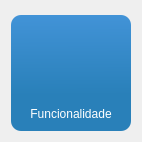
Above: Telas/UI/buttonFuncionalidade.ui from newprev/PrevCliente before the change. Below: the same form after it.
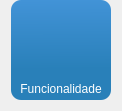
That is the form after the change. Icons and pictures are not drawn.

What changed in the file:
```diff
--- a/Telas/UI/buttonFuncionalidade.ui
+++ b/Telas/UI/buttonFuncionalidade.ui
@@ -6,26 +6,35 @@
    <rect>
     <x>0</x>
     <y>0</y>
-    <width>138</width>
-    <height>138</height>
+    <width>118</width>
+    <height>109</height>
    </rect>
   </property>
   <property name="windowTitle">
    <string>Form</string>
   </property>
   <layout class="QHBoxLayout" name="horizontalLayout">
-   <item alignment="Qt::AlignLeft|Qt::AlignBottom">
+   <property name="topMargin">
+    <number>0</number>
+   </property>
+   <item alignment="Qt::AlignLeft|Qt::AlignTop">
     <widget class="QPushButton" name="pbFuncionalidade">
+     <property name="sizePolicy">
+      <sizepolicy hsizetype="Minimum" vsizetype="Expanding">
+       <horstretch>0</horstretch>
+       <verstretch>0</verstretch>
+      </sizepolicy>
+     </property>
      <property name="minimumSize">
       <size>
-       <width>120</width>
-       <height>120</height>
+       <width>100</width>
+       <height>100</height>
       </size>
      </property>
      <property name="maximumSize">
       <size>
-       <width>120</width>
-       <height>120</height>
+       <width>100</width>
+       <height>100</height>
       </size>
      </property>
      <property name="styleSheet">
@@ -33,20 +42,21 @@
 	font-family: &quot;Fira Sans&quot;;
 	color: white;
 
-	padding-bottom: 8px;
-	padding-top: 90px;
 	background-color: qlineargradient(spread:pad, x1:0.481102, y1:0.688, x2:0.477, y2:0, stop:0 rgba(41, 128, 185, 255), stop:1 rgba(66, 147, 215, 255));
-	/*background-color: rgb(85, 87, 83);*/
 	border-radius: 10px;
 	background-image: url(:/cliente/customer.png);
 	background-repeat: no-repeat;
-	background-position: center;
-	margin-top: 4px;
+	background-position: top;
+	text-align: bottom center;
+	padding: 4px 0px 4px 0px;
 }</string>
      </property>
      <property name="text">
       <string>Funcionalidade</string>
      </property>
+     <property name="flat">
+      <bool>true</bool>
+     </property>
     </widget>
    </item>
   </layout>
```
